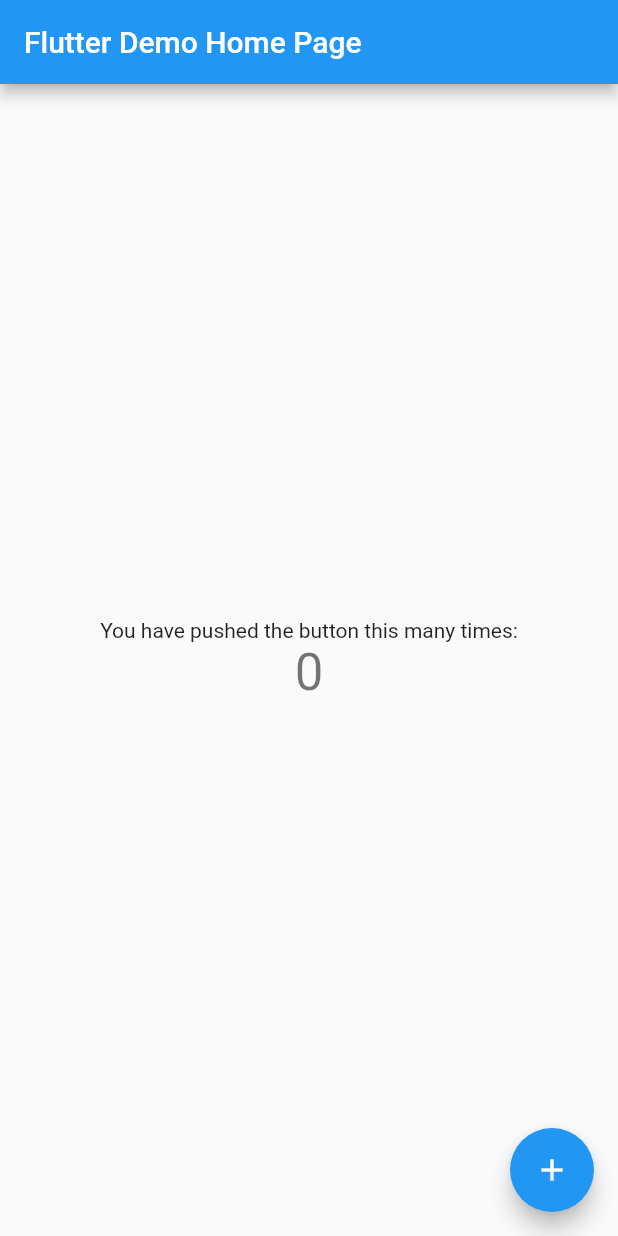
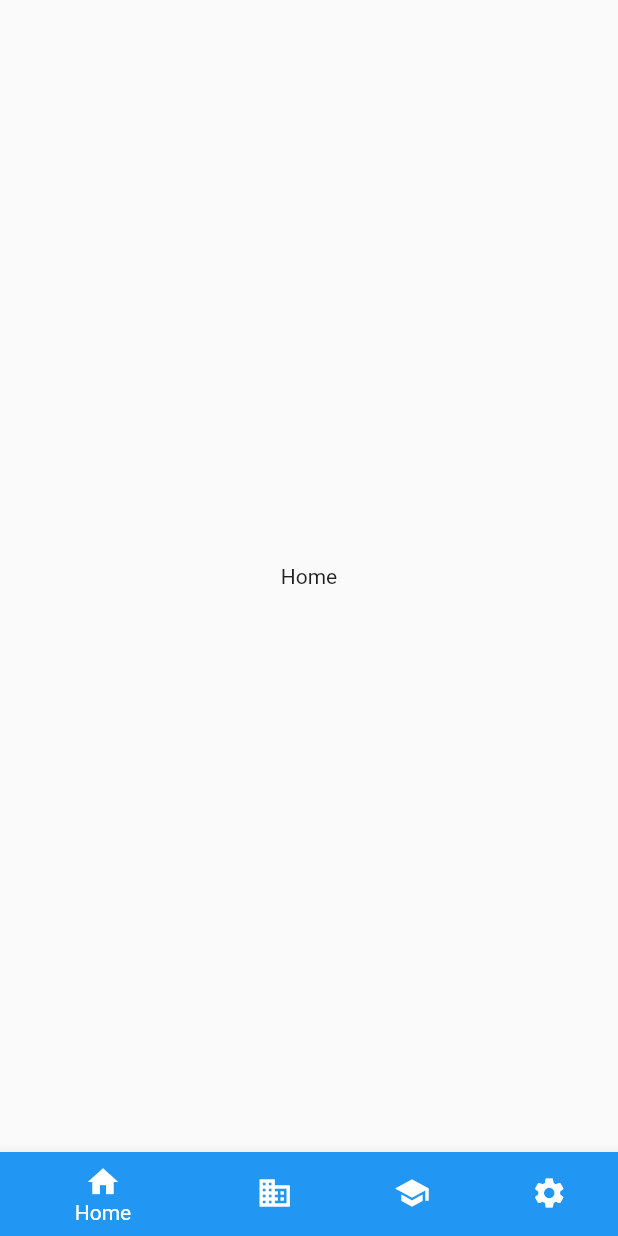
Before and after one commit to ericliao79/flutter_0016, a Flutter app: the screen it shows after launch, on a phone screen of 412 x 824 dp. Run offline on Flutter 3.47's test engine with Material 2 defaults, Android fonts, the phone set to English and light mode, and no system bars.

```diff
--- /dev/null
+++ b/lib/day16.dart
@@ -0,0 +1,84 @@
+import 'package:flutter/material.dart';
+import 'package:flutter_0016/pages/business.dart';
+import 'package:flutter_0016/pages/home.dart';
+import 'package:flutter_0016/pages/school.dart';
+import 'package:flutter_0016/pages/settings.dart';
+
+class Day16 extends StatefulWidget {
+  Day16({super.key, required this.title});
+
+  final String title;
+
+  // //list of widgets to call ontap
+  final List<Widget> screens = [
+    new Home(),
+    new Business(),
+    new School(),
+    new Settings()
+  ];
+
+  @override
+  State<Day16> createState() => _Day16State();
+}
+
+class _Day16State extends State<Day16> {
+  int _currentPage = 0;
+
+  @override
+  Widget build(BuildContext context) {
+    return Scaffold(
+      // PageView: 帶過場效果的頁面切換
+      // IndexedStack: 不帶過場動畫
+      body: IndexedStack(
+        index: _currentPage,
+        children: widget.screens,
+      ),
+      // ========
+      // BottomNavigationBar 底部導覽列
+      // 可搭配 PageView, IndexedStack 使用, 做到分頁效果
+      // ========
+      bottomNavigationBar: BottomNavigationBar(
+        // 預設顯示的頁面
+        currentIndex: _currentPage,
+        // Action
+        onTap: (int index) {
+          setState(() {
+            _currentPage = index;
+          });
+        },
+        // BottomNavigationBarType.fixed
+        // 1. tab 固定不變
+        // 2. 顏色 由 ThemeData.canvasColor 決定
+        // BottomNavigationBarType.shifting
+        // 1. tab 是會變動的
+        // 2. 顏色 由每個 item 決定
+        type: BottomNavigationBarType.shifting,
+        // 底部導覽列的按鈕
+        items: const <BottomNavigationBarItem>[
+          BottomNavigationBarItem(
+            icon: Icon(Icons.home),
+            label: 'Home',
+              backgroundColor: Colors.blue,
+          ),
+          BottomNavigationBarItem(
+            icon: Icon(Icons.business),
+            label: 'Business',
+              backgroundColor: Colors.green,
+            // 當 被點擊時的 icon
+            activeIcon: Icon(Icons.earbuds),
+          ),
+          BottomNavigationBarItem(
+            icon: Icon(Icons.school),
+            label: 'School',
+              backgroundColor: Colors.amber
+          ),
+          BottomNavigationBarItem(
+              icon: Icon(Icons.settings),
+              label: 'School',
+              backgroundColor: Colors.deepPurpleAccent
+          ),
+        ],
+      ),
+    );
+  }
+}
--- a/lib/main.dart
+++ b/lib/main.dart
@@ -1,4 +1,5 @@
 import 'package:flutter/material.dart';
+import 'package:flutter_0016/day16.dart';
 
 void main() {
   runApp(const MyApp());
@@ -24,92 +25,7 @@ class MyApp extends StatelessWidget {
         // is not restarted.
         primarySwatch: Colors.blue,
       ),
-      home: const MyHomePage(title: 'Flutter Demo Home Page'),
+      home: Day16(title: 'Flutter Demo Home Page'),
     );
   }
 }
-
-class MyHomePage extends StatefulWidget {
-  const MyHomePage({Key? key, required this.title}) : super(key: key);
-
-  // This widget is the home page of your application. It is stateful, meaning
-  // that it has a State object (defined below) that contains fields that affect
-  // how it looks.
-
-  // This class is the configuration for the state. It holds the values (in this
-  // case the title) provided by the parent (in this case the App widget) and
-  // used by the build method of the State. Fields in a Widget subclass are
-  // always marked "final".
-
-  final String title;
-
-  @override
-  State<MyHomePage> createState() => _MyHomePageState();
-}
-
-class _MyHomePageState extends State<MyHomePage> {
-  int _counter = 0;
-
-  void _incrementCounter() {
-    setState(() {
-      // This call to setState tells the Flutter framework that something has
-      // changed in this State, which causes it to rerun the build method below
-      // so that the display can reflect the updated values. If we changed
-      // _counter without calling setState(), then the build method would not be
-      // called again, and so nothing would appear to happen.
-      _counter++;
-    });
-  }
-
-  @override
-  Widget build(BuildContext context) {
-    // This method is rerun every time setState is called, for instance as done
-    // by the _incrementCounter method above.
-    //
-    // The Flutter framework has been optimized to make rerunning build methods
-    // fast, so that you can just rebuild anything that needs updating rather
-    // than having to individually change instances of widgets.
-    return Scaffold(
-      appBar: AppBar(
-        // Here we take the value from the MyHomePage object that was created by
-        // the App.build method, and use it to set our appbar title.
-        title: Text(widget.title),
-      ),
-      body: Center(
-        // Center is a layout widget. It takes a single child and positions it
-        // in the middle of the parent.
-        child: Column(
-          // Column is also a layout widget. It takes a list of children and
-          // arranges them vertically. By default, it sizes itself to fit its
-          // children horizontally, and tries to be as tall as its parent.
-          //
-          // Invoke "debug painting" (press "p" in the console, choose the
-          // "Toggle Debug Paint" action from the Flutter Inspector in Android
-          // Studio, or the "Toggle Debug Paint" command in Visual Studio Code)
-          // to see the wireframe for each widget.
-          //
-          // Column has various properties to control how it sizes itself and
-          // how it positions its children. Here we use mainAxisAlignment to
-          // center the children vertically; the main axis here is the vertical
-          // axis because Columns are vertical (the cross axis would be
-          // horizontal).
-          mainAxisAlignment: MainAxisAlignment.center,
-          children: <Widget>[
-            const Text(
-              'You have pushed the button this many times:',
-            ),
-            Text(
-              '$_counter',
-              style: Theme.of(context).textTheme.headline4,
-            ),
-          ],
-        ),
-      ),
-      floatingActionButton: FloatingActionButton(
-        onPressed: _incrementCounter,
-        tooltip: 'Increment',
-        child: const Icon(Icons.add),
-      ), // This trailing comma makes auto-formatting nicer for build methods.
-    );
-  }
-}
--- /dev/null
+++ b/lib/pages/business.dart
@@ -0,0 +1,15 @@
+import 'package:flutter/material.dart';
+
+class Business extends StatelessWidget {
+
+  Business({super.key}) {
+    print("Business constructor");
+  }
+
+  @override
+  Widget build(BuildContext context) {
+    return Center(
+      child: Text('Business'),
+    );
+  }
+}
--- /dev/null
+++ b/lib/pages/home.dart
@@ -0,0 +1,15 @@
+import 'package:flutter/material.dart';
+
+class Home extends StatelessWidget {
+
+  Home({super.key}) {
+    print("Home constructor");
+  }
+
+  @override
+  Widget build(BuildContext context) {
+    return const Center(
+      child: Text('Home'),
+    );
+  }
+}
--- /dev/null
+++ b/lib/pages/school.dart
@@ -0,0 +1,15 @@
+import 'package:flutter/material.dart';
+
+class School extends StatelessWidget {
+
+  School({super.key}) {
+    print("School constructor");
+  }
+
+  @override
+  Widget build(BuildContext context) {
+    return Center(
+      child: Text('School'),
+    );
+  }
+}
--- /dev/null
+++ b/lib/pages/settings.dart
@@ -0,0 +1,15 @@
+import 'package:flutter/material.dart';
+
+class Settings extends StatelessWidget {
+
+  Settings({super.key}) {
+    print("Settings constructor");
+  }
+
+  @override
+  Widget build(BuildContext context) {
+    return Center(
+      child: Text('Settings'),
+    );
+  }
+}
```
